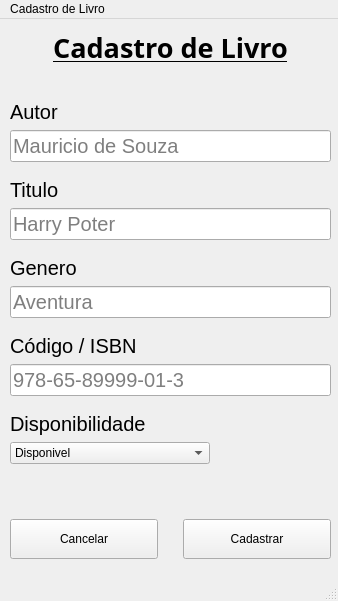
First picture: the form in Avaliações/Olha Aqui Caique/views/Cadastro de Livro.ui, repository Vatreax/Senac, before the edit.
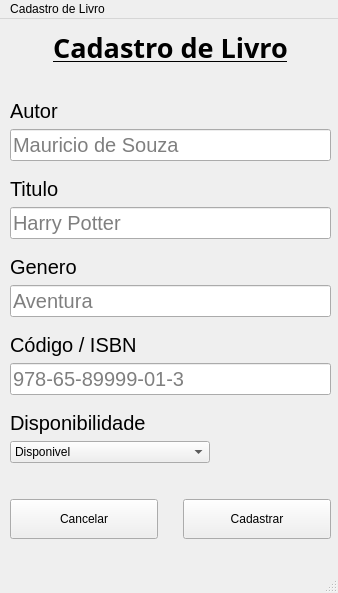
Second picture: the form after the edit.

Patch:
```diff
--- a/Avaliações/Olha Aqui Caique/views/Cadastro de Livro.ui
+++ b/Avaliações/Olha Aqui Caique/views/Cadastro de Livro.ui
@@ -7,7 +7,7 @@
     <x>0</x>
     <y>0</y>
     <width>338</width>
-    <height>601</height>
+    <height>593</height>
    </rect>
   </property>
   <property name="windowTitle">
@@ -18,7 +18,7 @@
     <property name="geometry">
      <rect>
       <x>10</x>
-      <y>490</y>
+      <y>470</y>
       <width>321</width>
       <height>61</height>
      </rect>
@@ -67,7 +67,7 @@
       <x>10</x>
       <y>10</y>
       <width>321</width>
-      <height>465</height>
+      <height>484</height>
      </rect>
     </property>
     <layout class="QVBoxLayout" name="verticalLayout">
@@ -189,7 +189,7 @@
             <string/>
            </property>
            <property name="placeholderText">
-            <string>Harry Poter</string>
+            <string>Harry Potter</string>
            </property>
           </widget>
          </item>
@@ -300,6 +300,13 @@
                  </item>
                 </widget>
                </item>
+               <item>
+                <widget class="QLabel" name="aviso">
+                 <property name="text">
+                  <string/>
+                 </property>
+                </widget>
+               </item>
               </layout>
              </item>
             </layout>
```
